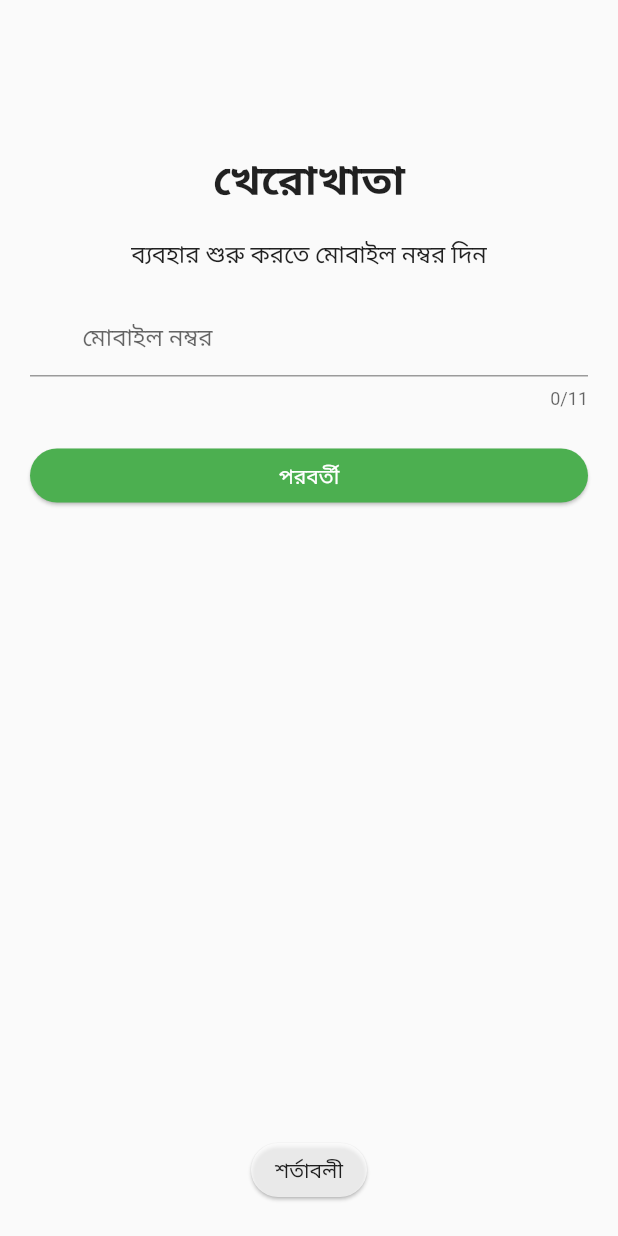
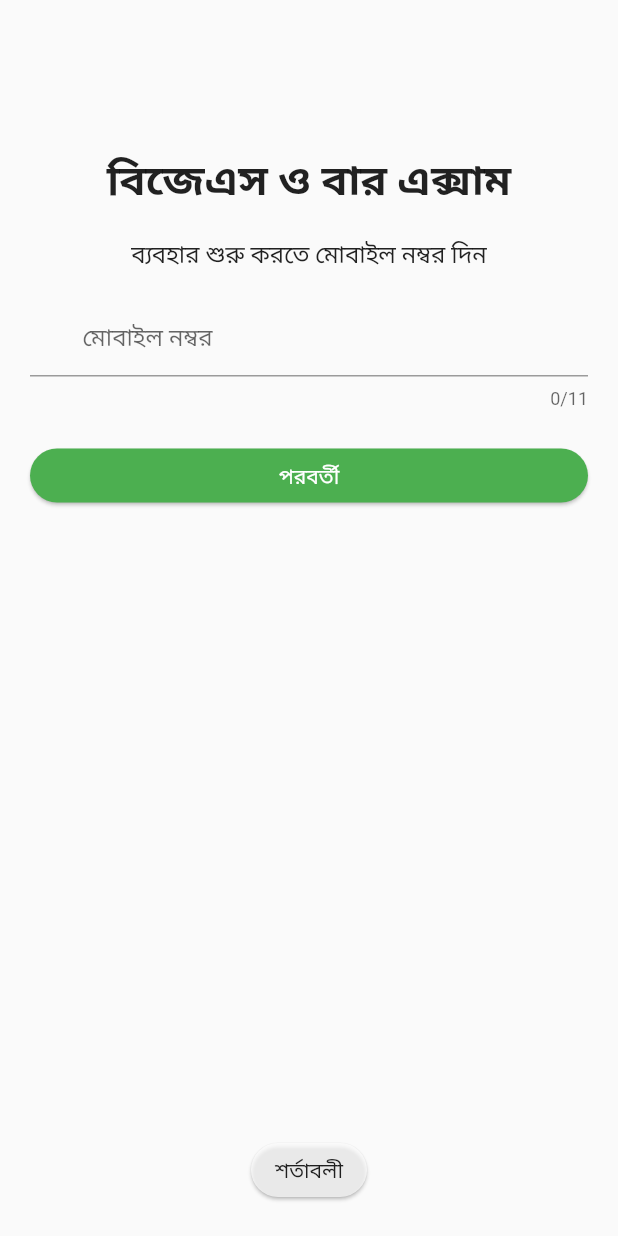
Before and after one commit to Azimul-Haque/diordnarabdnasjb, a Flutter app: the screen it shows after launch, on a phone screen of 412 x 824 dp. Run offline on Flutter 3.47's test engine with Material 2 defaults, Android fonts, the phone set to English and light mode, and no system bars; our stand-ins replace firebase_auth, firebase_core, pinput; accounts and stored records are empty.

Commit message:
Commit Wed 06/15/2022  2:02:36.51 29244

```diff
--- a/lib/home.dart
+++ b/lib/home.dart
@@ -30,7 +30,7 @@ class _HomeState extends State<Home> {
     return Scaffold(
       appBar: AppBar(
         elevation: 2,
-        title: Text('খেরোখাতা'),
+        title: Text('বিজেএস ও বার এক্সাম'),
         flexibleSpace: appBarStyle(),
         actions: [
           IconButton(
--- a/lib/login.dart
+++ b/lib/login.dart
@@ -48,7 +48,7 @@ class _LoginScreenState extends State<LoginScreen> {
               margin: EdgeInsets.only(top: 70),
               child: Center(
                 child: Text(
-                  'খেরোখাতা',
+                  'বিজেএস ও বার এক্সাম',
                   style: TextStyle(fontWeight: FontWeight.bold, fontSize: 28),
                 ),
               ),
```
Also changed, not shown: 1 other file.
